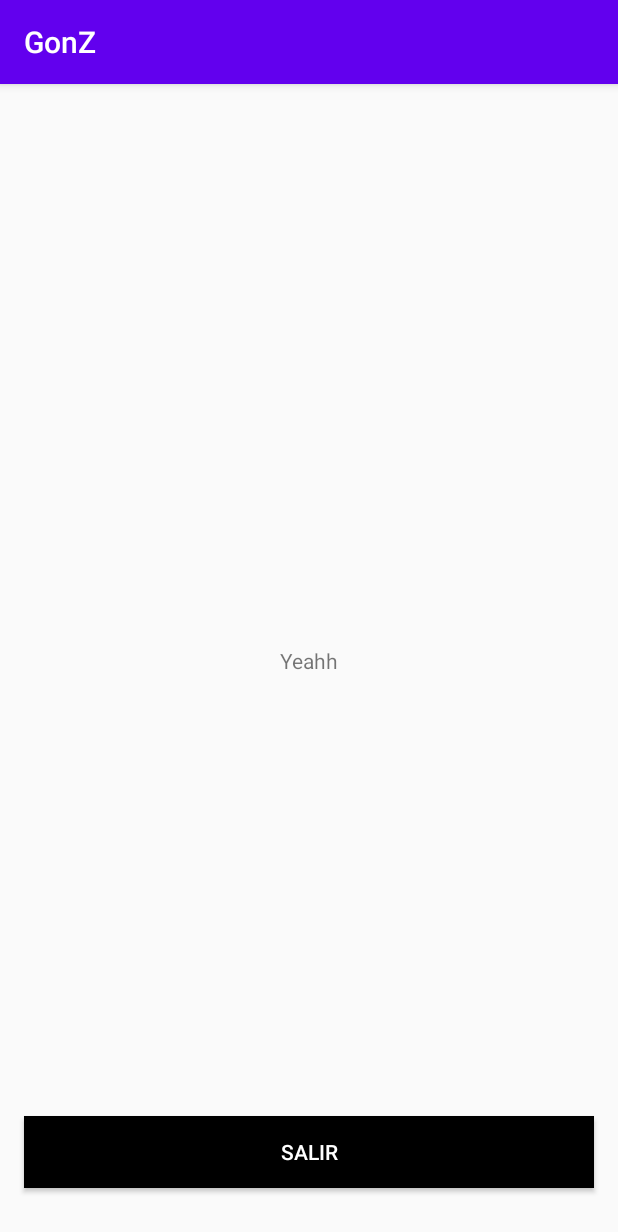
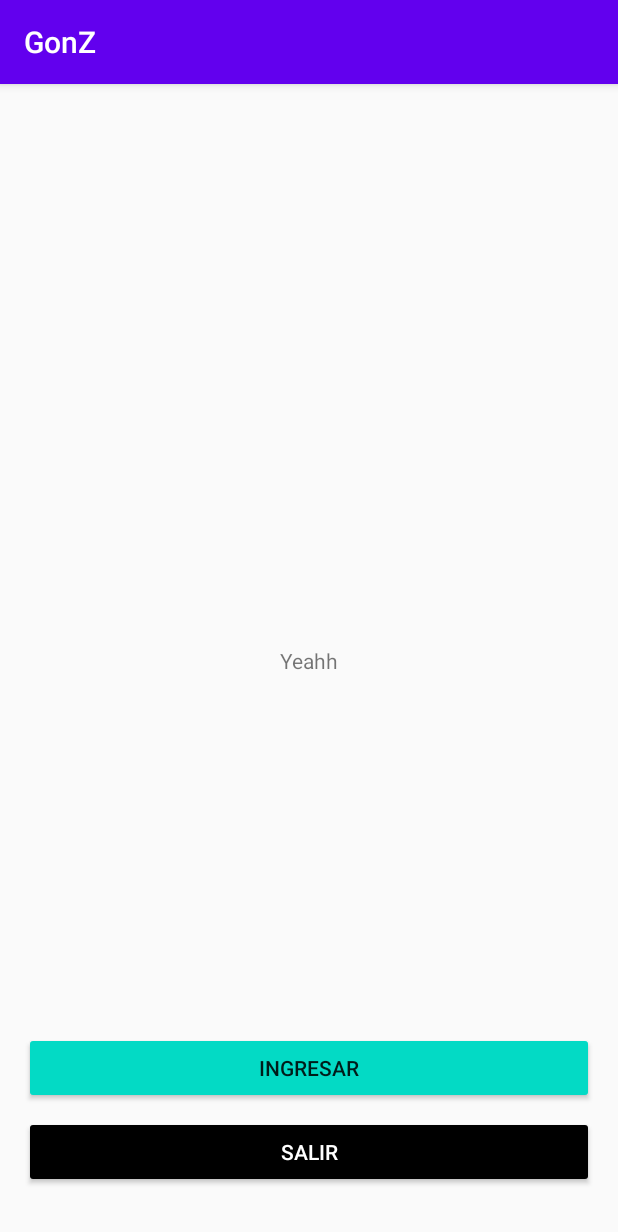
Before and after one commit to janc55/GonZ, an Android app: the Admin screen opened directly, with no data from a screen before it, on a phone screen of 412 x 824 dp. Shown: the top 1232 px of the screen. Run offline under Robolectric (Android 15) with nearby library versions, the phone set to English and light mode, and no system bars; our stand-ins replace Firebase (no records; nobody signed in at launch, a user with empty details on screens opened directly).

```diff
--- a/app/build.gradle
+++ b/app/build.gradle
@@ -35,4 +35,6 @@ dependencies {
     androidTestImplementation 'androidx.test.espresso:espresso-core:3.2.0'
     implementation 'com.google.firebase:firebase-analytics:17.2.2'
 
+    implementation 'com.google.android.material:material:1.1.0'
+
 }
--- a/app/src/main/java/netti/dev/gonz/Admin.java
+++ b/app/src/main/java/netti/dev/gonz/Admin.java
@@ -9,9 +9,11 @@ import android.widget.Button;
 
 import com.google.firebase.auth.FirebaseAuth;
 
+import netti.dev.gonz.Productos.PedidoMain;
+
 public class Admin extends AppCompatActivity {
 
-    Button logout;
+    Button logout, ingresar;
 
     @Override
     protected void onCreate(Bundle savedInstanceState) {
@@ -19,12 +21,22 @@ public class Admin extends AppCompatActivity {
         setContentView(R.layout.activity_admin);
 
         logout = findViewById(R.id.btLogout);
+        ingresar = findViewById(R.id.btIngesar);
 
         logout.setOnClickListener(new View.OnClickListener() {
             @Override
             public void onClick(View view) {
                 FirebaseAuth.getInstance().signOut();
                 Intent intent = new Intent(getApplicationContext(), MainActivity.class);
+                startActivity(intent);
+            }
+        });
+
+        ingresar.setOnClickListener(new View.OnClickListener() {
+            @Override
+            public void onClick(View view) {
+                FirebaseAuth.getInstance().signOut();
+                Intent intent = new Intent(getApplicationContext(), PedidoMain.class);
                 startActivity(intent);
             }
         });
--- a/app/src/main/java/netti/dev/gonz/Login.java
+++ b/app/src/main/java/netti/dev/gonz/Login.java
@@ -15,6 +15,7 @@ import com.google.android.gms.auth.api.signin.GoogleSignInOptions;
 import com.google.android.gms.common.api.ApiException;
 import com.google.android.gms.tasks.OnCompleteListener;
 import com.google.android.gms.tasks.Task;
+import com.google.android.material.textfield.TextInputEditText;
 import com.google.firebase.auth.AuthCredential;
 import com.google.firebase.auth.AuthResult;
 import com.google.firebase.auth.FirebaseAuth;
@@ -23,6 +24,8 @@ import com.google.firebase.auth.GoogleAuthProvider;
 
 
 public class Login extends AppCompatActivity {
+
+    private TextInputEditText correo, password;
 
     private GoogleSignInClient mGoogleSignInClient;
     private final static int RC_SIGN_IN = 123;
@@ -51,6 +54,9 @@ public class Login extends AppCompatActivity {
     protected void onCreate(Bundle savedInstanceState) {
         super.onCreate(savedInstanceState);
         setContentView(R.layout.activity_login);
+
+        correo =  findViewById(R.id.etCorreo);
+        password = findViewById(R.id.etPassword);
         mAuth = FirebaseAuth.getInstance();
 
         createRequest();
--- a/app/src/main/res/layout/activity_admin.xml
+++ b/app/src/main/res/layout/activity_admin.xml
@@ -24,9 +24,22 @@
         android:layout_marginEnd="16dp"
         android:layout_marginBottom="32dp"
         android:text="Salir"
-        android:background="#000"
+        android:backgroundTint="#000"
         android:textColor="#fff"
         app:layout_constraintBottom_toBottomOf="parent"
         app:layout_constraintEnd_toEndOf="parent"
         app:layout_constraintStart_toStartOf="parent" />
+
+    <Button
+        android:id="@+id/btIngesar"
+        android:layout_width="0dp"
+        android:layout_height="wrap_content"
+        android:layout_marginStart="16dp"
+        android:layout_marginEnd="16dp"
+        android:layout_marginBottom="8dp"
+        android:text="Ingresar"
+        android:backgroundTint="@color/colorAccent"
+        app:layout_constraintBottom_toTopOf="@+id/btLogout"
+        app:layout_constraintEnd_toEndOf="parent"
+        app:layout_constraintStart_toStartOf="parent" />
 </androidx.constraintlayout.widget.ConstraintLayout>
```
Also changed, not shown: app/src/main/AndroidManifest.xml (+4 -3 lines), app/src/main/java/netti/dev/gonz/Productos/PedidoMain.java (added, +16 -0 lines), app/src/main/res/layout/activity_login.xml (+12 -6 lines), app/src/main/res/layout/activity_pedido_main.xml (added, +28 -0 lines), app/src/main/res/values/styles.xml (+7 -0 lines), 1 other file.
